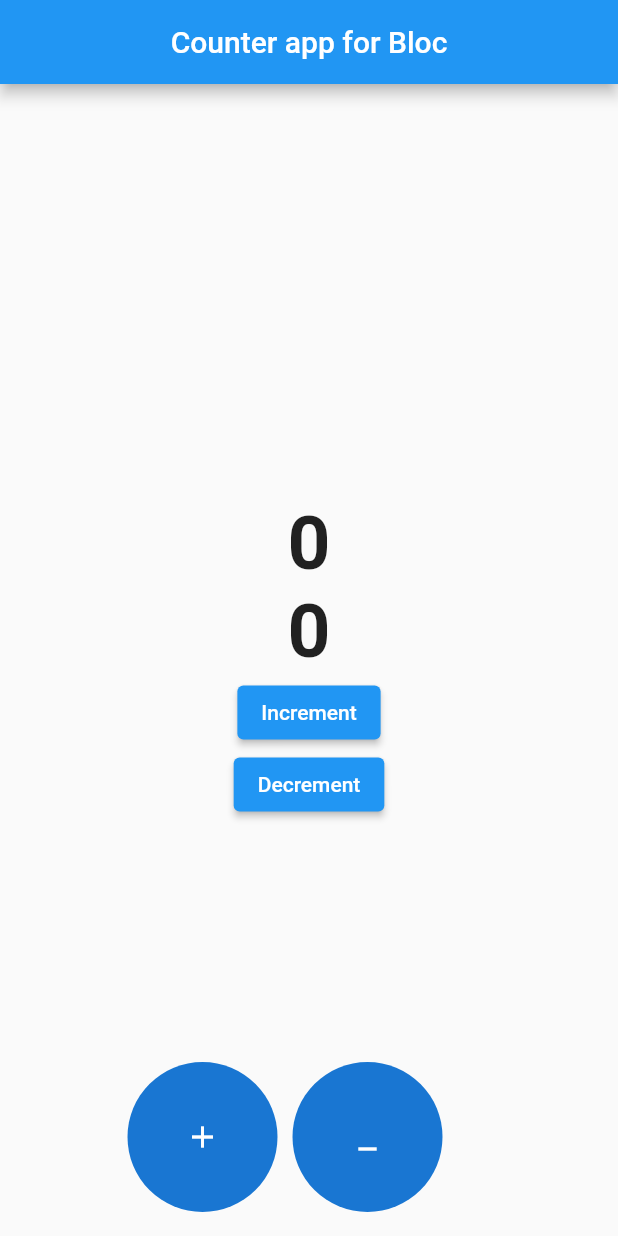
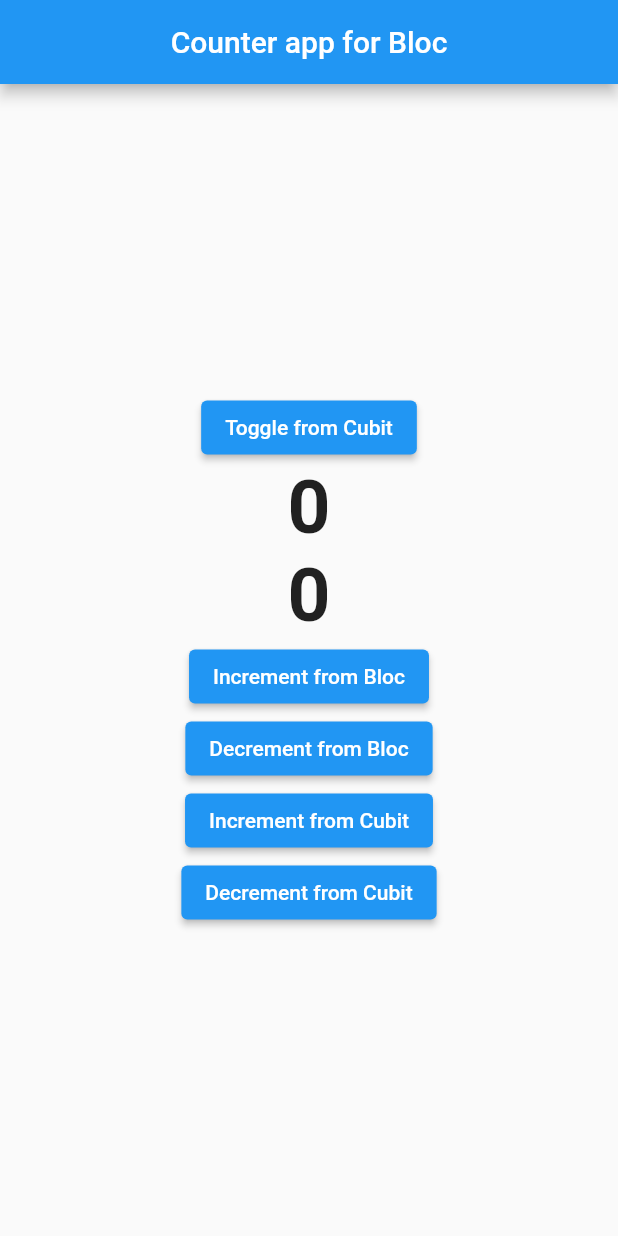
Before and after one commit to sagarkoju/BlocCounterApp, a Flutter app: the screen it shows after launch, on a phone screen of 412 x 824 dp. Run offline on Flutter 3.47's test engine with Material 2 defaults, Android fonts, the phone set to English and light mode, and no system bars; our stand-ins replace bloc, equatable, flutter_bloc, hydrated_bloc.

Commit message:
code refactor

```diff
--- /dev/null
+++ b/lib/AppRouter/app_router.dart
@@ -0,0 +1,19 @@
+import 'package:bloc_practise/Presentation/screen/home_screen.dart';
+import 'package:bloc_practise/Theme/cubit/theme_cubit.dart';
+import 'package:flutter/material.dart';
+
+class AppRouter {
+  late ThemeCubit themeCubit;
+  AppRouter() {
+    themeCubit = ThemeCubit();
+  }
+  Route? generateRoute(RouteSettings settings) {
+    switch (settings.name) {
+      case '/home':
+        {
+          return MaterialPageRoute(builder: (context) => const HomeScreen());
+        }
+    }
+    return null;
+  }
+}
--- a/lib/Presentation/screen/home_screen.dart
+++ b/lib/Presentation/screen/home_screen.dart
@@ -1,3 +1,4 @@
+import 'package:bloc_practise/Theme/cubit/theme_cubit.dart';
 import 'package:bloc_practise/bloc/counter_bloc.dart';
 import 'package:bloc_practise/cubit/counter_cubit.dart';
 import 'package:flutter/material.dart';
@@ -13,40 +14,45 @@ class HomeScreen extends StatefulWidget {
 class _HomeScreenState extends State<HomeScreen> {
   @override
   Widget build(BuildContext context) {
+    ThemeCubit themeCubit = BlocProvider.of<ThemeCubit>(context, listen: false);
     return Scaffold(
       appBar: AppBar(
         title: const Text('Counter app for Bloc'),
         centerTitle: true,
       ),
-      floatingActionButton: Row(
-        mainAxisAlignment: MainAxisAlignment.center,
-        children: [
-          CircleAvatar(
-            radius: 50,
-            child: IconButton(
-              onPressed: () {
-                BlocProvider.of<CounterCubit>(context).increment();
-              },
-              icon: const Icon(Icons.add),
-            ),
-          ),
-          const SizedBox(
-            width: 10,
-          ),
-          CircleAvatar(
-            radius: 50,
-            child: IconButton(
-              onPressed: () {
-                BlocProvider.of<CounterCubit>(context).decrement();
-              },
-              icon: const Icon(Icons.minimize),
-            ),
-          ),
-        ],
-      ),
       body: Column(
         mainAxisAlignment: MainAxisAlignment.center,
         children: [
+          Center(
+            child: BlocListener<ThemeCubit, ThemeState>(
+              listener: (context, state) {
+                if (state is ThemeDark) {
+                  ScaffoldMessenger.of(context).showSnackBar(SnackBar(
+                    content: Text(state.message),
+                    duration: const Duration(milliseconds: 300),
+                  ));
+                } else {
+                  if (state is ThemeLight) {
+                    ScaffoldMessenger.of(context).showSnackBar(SnackBar(
+                      content: Text(state.message),
+                      duration: const Duration(milliseconds: 300),
+                    ));
+                  }
+                }
+              },
+              child: BlocBuilder<ThemeCubit, ThemeState>(
+                builder: (context, state) {
+                  return ElevatedButton(
+                    onPressed: () {
+                      themeCubit.toggle();
+                      print(state);
+                    },
+                    child: const Text('Toggle from Cubit'),
+                  );
+                },
+              ),
+            ),
+          ),
           Center(child: BlocBuilder<CounterCubit, CounterState>(
             builder: (context, state) {
               return Text(
@@ -88,12 +94,22 @@ class _HomeScreenState extends State<HomeScreen> {
               onPressed: () {
                 context.read<CounterBloc>().add(CounterIncrement());
               },
-              child: const Text('Increment')),
+              child: const Text('Increment from Bloc')),
           ElevatedButton(
               onPressed: () {
                 context.read<CounterBloc>().add(Counterdecrement());
               },
-              child: const Text('Decrement'))
+              child: const Text('Decrement from Bloc')),
+          ElevatedButton(
+              onPressed: () {
+                BlocProvider.of<CounterCubit>(context).increment();
+              },
+              child: const Text('Increment from Cubit')),
+          ElevatedButton(
+              onPressed: () {
+                BlocProvider.of<CounterCubit>(context).decrement();
+              },
+              child: const Text('Decrement from Cubit'))
         ],
       ),
     );
--- /dev/null
+++ b/lib/Theme/cubit/theme_cubit.dart
@@ -0,0 +1,25 @@
+import 'package:hydrated_bloc/hydrated_bloc.dart';
+
+part 'theme_state.dart';
+
+class ThemeCubit extends Cubit<ThemeState> {
+  ThemeCubit() : super(ThemeInitial());
+
+  bool _isDark = false;
+
+  bool get isDark => _isDark;
+
+  void toggle() {
+    _isDark = !_isDark;
+    emit(ThemeChanged());
+    if (_isDark) {
+      emit(ThemeDark(message: 'The Theme is Dark'));
+    } else {
+      emit(ThemeLight(message: 'The Theme is Light'));
+    }
+  }
+
+
+
+
+}
--- /dev/null
+++ b/lib/Theme/cubit/theme_state.dart
@@ -0,0 +1,22 @@
+// ignore_for_file: public_member_api_docs, sort_constructors_first
+part of 'theme_cubit.dart';
+
+abstract class ThemeState {}
+
+class ThemeInitial extends ThemeState {}
+
+class ThemeChanged extends ThemeState {}
+
+class ThemeDark extends ThemeState {
+  final String message;
+  ThemeDark({
+    required this.message,
+  });
+}
+
+class ThemeLight extends ThemeState {
+  final String message;
+  ThemeLight({
+    required this.message,
+  });
+}
--- a/lib/bloc/counter_bloc.dart
+++ b/lib/bloc/counter_bloc.dart
@@ -1,4 +1,3 @@
-import 'package:bloc/bloc.dart';
 import 'package:equatable/equatable.dart';
 import 'package:hydrated_bloc/hydrated_bloc.dart';
 import 'package:meta/meta.dart';
--- a/lib/cubit/counter_cubit.dart
+++ b/lib/cubit/counter_cubit.dart
@@ -1,8 +1,8 @@
-import 'package:bloc/bloc.dart';
+import 'package:hydrated_bloc/hydrated_bloc.dart';
 
 part 'counter_state.dart';
 
-class CounterCubit extends Cubit<CounterState> {
+class CounterCubit extends HydratedCubit<CounterState> {
   CounterCubit() : super(CounterState(number: 0));
 
   void increment() {
@@ -12,4 +12,14 @@ class CounterCubit extends Cubit<CounterState> {
   void decrement() {
     return emit(CounterState(number: state.number - 1));
   }
+
+  @override
+  CounterState? fromJson(Map<String, dynamic> json) {
+    return CounterState.fromMap(json);
+  }
+
+  @override
+  Map<String, dynamic>? toJson(CounterState state) {
+    return state.toMap();
+  }
 }
--- a/lib/main.dart
+++ b/lib/main.dart
@@ -1,4 +1,6 @@
+import 'package:bloc_practise/AppRouter/app_router.dart';
 import 'package:bloc_practise/Presentation/screen/home_screen.dart';
+import 'package:bloc_practise/Theme/cubit/theme_cubit.dart';
 import 'package:bloc_practise/bloc/counter_bloc.dart';
 import 'package:bloc_practise/bloc/my_bloc_observer.dart';
 import 'package:bloc_practise/cubit/counter_cubit.dart';
@@ -14,35 +16,40 @@ void main() async {
       storageDirectory: await getApplicationDocumentsDirectory());
   HydratedBlocOverrides.runZoned(
       () => runApp(
-            const MyApp(),
+            MultiBlocProvider(
+              providers: [
+                BlocProvider(
+                  create: (context) => CounterCubit(),
+                ),
+                BlocProvider(
+                  create: (context) => CounterBloc(),
+                ),
+                BlocProvider(
+                  create: (context) => ThemeCubit(),
+                ),
+              ],
+              child: MyApp(
+                appRouter: AppRouter(),
+              ),
+            ),
           ),
       storage: storage,
       blocObserver: MyBlocObserver());
 }
 
 class MyApp extends StatelessWidget {
-  const MyApp({Key? key}) : super(key: key);
-
+  const MyApp({Key? key, required this.appRouter}) : super(key: key);
+  final AppRouter appRouter;
   @override
   Widget build(BuildContext context) {
-    return MultiBlocProvider(
-      // we can use MultiRepositoryProvider and it take RepositoryProvider to its childer class
-      providers: [
-        BlocProvider(
-          create: (context) => CounterCubit(),
-        ),
-        BlocProvider(
-          create: (context) => CounterBloc(),
-        ),
-      ],
-      child: MaterialApp(
-        debugShowCheckedModeBanner: false,
-        title: 'Flutter Demo',
-        theme: ThemeData(
-          primarySwatch: Colors.blue,
-        ),
-        home: const HomeScreen(),
-      ),
+    ThemeCubit themeCubit = BlocProvider.of<ThemeCubit>(context, listen: true);
+    bool isDark = themeCubit.isDark;
+    return MaterialApp(
+      debugShowCheckedModeBanner: false,
+      title: 'Flutter Demo',
+      theme: isDark ? ThemeData.dark() : ThemeData.light(),
+      initialRoute: '/home',
+      onGenerateRoute: appRouter.generateRoute,
     );
   }
 }
```
Also changed, not shown: lib/cubit/counter_state.dart (+13 -0 lines), 1 other file.
